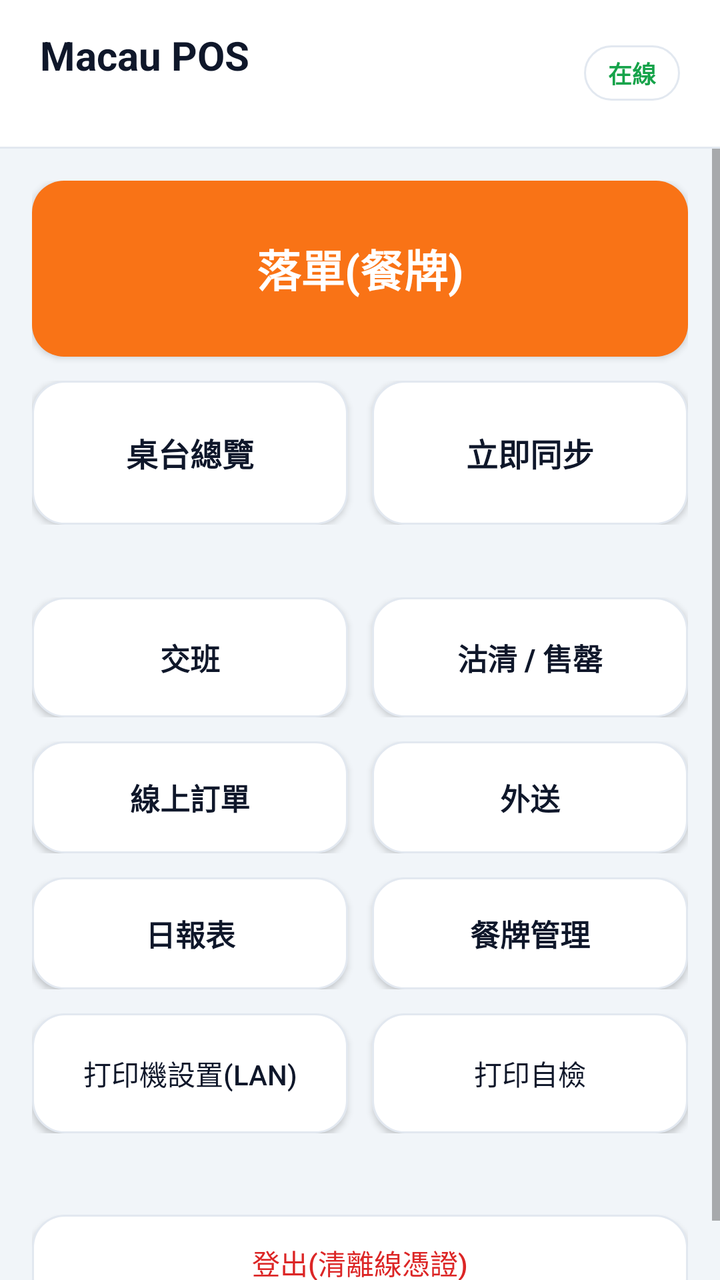
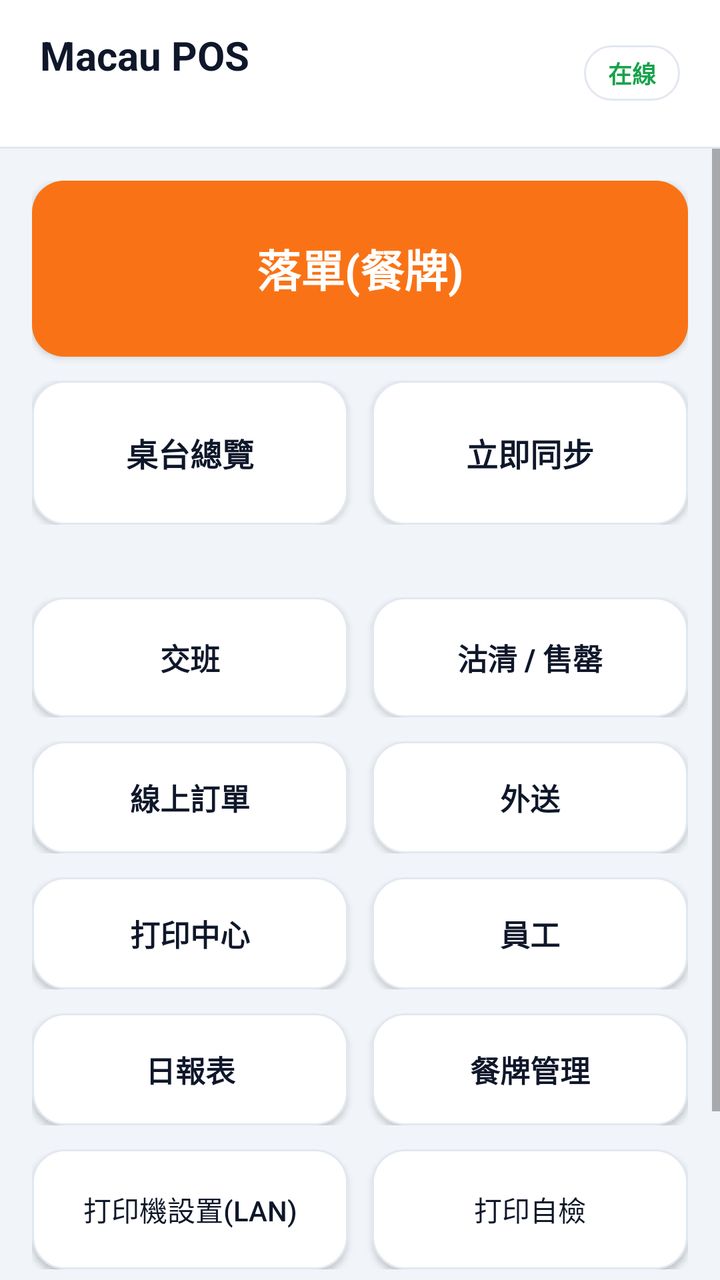

An Android layout rendered at two revisions. The XML below is the earlier revision; the diff shows what the commit changed to produce the second picture.
<!-- AndroidManifest.xml: application theme Theme.MacauposNative -->
<!-- res/layout/activity_home.xml -->
<?xml version="1.0" encoding="utf-8"?>
<LinearLayout xmlns:android="http://schemas.android.com/apk/res/android"
    android:layout_width="match_parent"
    android:layout_height="match_parent"
    android:orientation="vertical"
    android:background="@color/bg_screen">

    
    <LinearLayout
        android:layout_width="match_parent"
        android:layout_height="wrap_content"
        android:orientation="horizontal"
        android:gravity="center_vertical"
        android:background="@color/card"
        android:paddingHorizontal="20dp"
        android:paddingVertical="14dp">

        <LinearLayout
            android:layout_width="0dp"
            android:layout_height="wrap_content"
            android:layout_weight="1"
            android:orientation="vertical">

            <TextView
                android:id="@+id/txtStoreName"
                android:layout_width="wrap_content"
                android:layout_height="wrap_content"
                android:text="@string/home_title"
                android:textColor="@color/text_primary"
                android:textSize="20sp"
                android:textStyle="bold" />

            <TextView
                android:id="@+id/txtMeta"
                android:layout_width="wrap_content"
                android:layout_height="wrap_content"
                android:layout_marginTop="2dp"
                android:textColor="@color/text_secondary"
                android:textSize="12sp" />
        </LinearLayout>

        <TextView
            android:id="@+id/txtOffline"
            android:layout_width="wrap_content"
            android:layout_height="wrap_content"
            android:background="@drawable/bg_btn_outline"
            android:paddingHorizontal="12dp"
            android:paddingVertical="5dp"
            android:text="在線"
            android:textColor="@color/ok_green"
            android:textSize="12sp"
            android:textStyle="bold" />
    </LinearLayout>

    <View
        android:layout_width="match_parent"
        android:layout_height="1dp"
        android:background="@color/card_border" />

    
    <ScrollView
        android:layout_width="match_parent"
        android:layout_height="0dp"
        android:layout_weight="1"
        android:fillViewport="true">

        <LinearLayout
            android:layout_width="match_parent"
            android:layout_height="wrap_content"
            android:orientation="vertical"
            android:padding="16dp">

            
            <Button
                android:id="@+id/btnOrder"
                android:layout_width="match_parent"
                android:layout_height="88dp"
                android:background="@drawable/bg_btn_accent"
                android:text="落單(餐牌)"
                android:textColor="@color/card"
                android:textSize="22sp"
                android:textStyle="bold" />

            <LinearLayout
                android:layout_width="match_parent"
                android:layout_height="wrap_content"
                android:layout_marginTop="12dp"
                android:orientation="horizontal">

                <Button
                    android:id="@+id/btnTables"
                    android:layout_width="0dp"
                    android:layout_height="72dp"
                    android:layout_weight="1"
                    android:background="@drawable/bg_btn_outline"
                    android:text="桌台總覽"
                    android:textColor="@color/text_primary"
                    android:textSize="16sp"
                    android:textStyle="bold" />

                <Button
                    android:id="@+id/btnSync"
                    android:layout_width="0dp"
                    android:layout_height="72dp"
                    android:layout_marginStart="12dp"
                    android:layout_weight="1"
                    android:background="@drawable/bg_btn_outline"
                    android:text="立即同步"
                    android:textColor="@color/text_primary"
                    android:textSize="16sp"
                    android:textStyle="bold" />
            </LinearLayout>

            <TextView
                android:id="@+id/txtSyncState"
                android:layout_width="match_parent"
                android:layout_height="wrap_content"
                android:layout_marginTop="8dp"
                android:gravity="center"
                android:textColor="@color/text_secondary"
                android:textSize="12sp" />

            <LinearLayout
                android:layout_width="match_parent"
                android:layout_height="wrap_content"
                android:layout_marginTop="12dp"
                android:orientation="horizontal">

                <Button
                    android:id="@+id/btnShift"
                    android:layout_width="0dp"
                    android:layout_height="60dp"
                    android:layout_weight="1"
                    android:background="@drawable/bg_btn_outline"
                    android:text="交班"
                    android:textColor="@color/text_primary"
                    android:textSize="15sp"
                    android:textStyle="bold" />

                <Button
                    android:id="@+id/btnSoldOut"
                    android:layout_width="0dp"
                    android:layout_height="60dp"
                    android:layout_marginStart="12dp"
                    android:layout_weight="1"
                    android:background="@drawable/bg_btn_outline"
                    android:text="沽清 / 售罄"
                    android:textColor="@color/text_primary"
                    android:textSize="15sp"
                    android:textStyle="bold" />
            </LinearLayout>

            <LinearLayout
                android:layout_width="match_parent"
                android:layout_height="wrap_content"
                android:layout_marginTop="12dp"
                android:orientation="horizontal">

                <Button
                    android:id="@+id/btnOnlineOrders"
                    android:layout_width="0dp"
                    android:layout_height="56dp"
                    android:layout_weight="1"
                    android:background="@drawable/bg_btn_outline"
                    android:text="線上訂單"
                    android:textColor="@color/text_primary"
                    android:textSize="15sp"
                    android:textStyle="bold" />

                <Button
                    android:id="@+id/btnDelivery"
                    android:layout_width="0dp"
                    android:layout_height="56dp"
                    android:layout_marginStart="12dp"
                    android:layout_weight="1"
                    android:background="@drawable/bg_btn_outline"
                    android:text="外送"
                    android:textColor="@color/text_primary"
                    android:textSize="15sp"
                    android:textStyle="bold" />
            </LinearLayout>

            <LinearLayout
                android:layout_width="match_parent"
                android:layout_height="wrap_content"
                android:layout_marginTop="12dp"
                android:orientation="horizontal">

                <Button
                    android:id="@+id/btnReport"
                    android:layout_width="0dp"
                    android:layout_height="56dp"
                    android:layout_weight="1"
                    android:background="@drawable/bg_btn_outline"
                    android:text="日報表"
                    android:textColor="@color/text_primary"
                    android:textSize="15sp"
                    android:textStyle="bold" />

                <Button
                    android:id="@+id/btnMenuAdmin"
                    android:layout_width="0dp"
                    android:layout_height="56dp"
                    android:layout_marginStart="12dp"
                    android:layout_weight="1"
                    android:background="@drawable/bg_btn_outline"
                    android:text="餐牌管理"
                    android:textColor="@color/text_primary"
                    android:textSize="15sp"
                    android:textStyle="bold" />
            </LinearLayout>

            <LinearLayout
                android:layout_width="match_parent"
                android:layout_height="wrap_content"
                android:layout_marginTop="12dp"
                android:orientation="horizontal">

                <Button
                    android:id="@+id/btnPrinter"
                    android:layout_width="0dp"
                    android:layout_height="60dp"
                    android:layout_weight="1"
                    android:background="@drawable/bg_btn_outline"
                    android:text="打印機設置(LAN)"
                    android:textColor="@color/text_primary"
                    android:textSize="14sp" />

                <Button
                    android:id="@+id/btnSelfTest"
                    android:layout_width="0dp"
                    android:layout_height="60dp"
                    android:layout_marginStart="12dp"
                    android:layout_weight="1"
                    android:background="@drawable/bg_btn_outline"
                    android:text="打印自檢"
                    android:textColor="@color/text_primary"
                    android:textSize="14sp" />
            </LinearLayout>

            <TextView
                android:id="@+id/txtSelfTest"
                android:layout_width="match_parent"
                android:layout_height="wrap_content"
                android:layout_marginTop="6dp"
                android:fontFamily="monospace"
                android:gravity="center"
                android:textColor="@color/text_faint"
                android:textSize="11sp" />

            <Button
                android:id="@+id/btnLogout"
                android:layout_width="match_parent"
                android:layout_height="48dp"
                android:layout_marginTop="20dp"
                android:background="@drawable/bg_btn_outline"
                android:text="登出(清離線憑證)"
                android:textColor="@color/warn_red"
                android:textSize="14sp" />
        </LinearLayout>
    </ScrollView>
</LinearLayout>
<!-- resources referenced by this layout -->
<resources>
  <color name="bg_screen">#F1F5F9</color>
  <color name="card">#FFFFFF</color>
  <color name="card_border">#E2E8F0</color>
  <color name="ok_green">#16A34A</color>
  <color name="text_faint">#94A3B8</color>
  <color name="text_primary">#0F172A</color>
  <color name="text_secondary">#64748B</color>
  <color name="warn_red">#DC2626</color>
  <!-- drawable bg_btn_accent (drawable) -->
  <?xml version="1.0" encoding="utf-8"?>
  <selector xmlns:android="http://schemas.android.com/apk/res/android">
      <item android:state_pressed="true">
          <shape android:shape="rectangle">
              <solid android:color="@color/accent_deep" />
              <corners android:radius="16dp" />
          </shape>
      </item>
      <item android:state_enabled="false">
          <shape android:shape="rectangle">
              <solid android:color="#E2E8F0" />
              <corners android:radius="16dp" />
          </shape>
      </item>
      <item>
          <shape android:shape="rectangle">
              <solid android:color="@color/accent" />
              <corners android:radius="16dp" />
          </shape>
      </item>
  </selector>
  <!-- drawable bg_btn_outline (drawable) -->
  <?xml version="1.0" encoding="utf-8"?>
  <selector xmlns:android="http://schemas.android.com/apk/res/android">
      <item android:state_pressed="true">
          <shape android:shape="rectangle">
              <solid android:color="@color/chip_bg" />
              <corners android:radius="16dp" />
              <stroke android:width="1dp" android:color="@color/text_faint" />
          </shape>
      </item>
      <item>
          <shape android:shape="rectangle">
              <solid android:color="@color/card" />
              <corners android:radius="16dp" />
              <stroke android:width="1dp" android:color="@color/card_border" />
          </shape>
      </item>
  </selector>
  <string name="home_title">Macau POS</string>
  <style name="Theme.MacauposNative" parent="android:Theme.Material.Light.NoActionBar">
          <item name="android:statusBarColor">#F1F5F9</item>
          <item name="android:navigationBarColor">#FFFFFF</item>
          <item name="android:windowBackground">#F1F5F9</item>
          <item name="android:colorAccent">#F97316</item>
          <item name="android:windowLightStatusBar">true</item>
      </style>
  <color name="accent_deep">#EA580C</color>
  <color name="accent">#F97316</color>
  <color name="chip_bg">#F8FAFC</color>
</resources>

<!-- the commit's change to res/layout/activity_home.xml (unified diff, before → after) -->
@@ -187,6 +187,36 @@
                 android:orientation="horizontal">
 
                 <Button
+                    android:id="@+id/btnPrintCenter"
+                    android:layout_width="0dp"
+                    android:layout_height="56dp"
+                    android:layout_weight="1"
+                    android:background="@drawable/bg_btn_outline"
+                    android:text="打印中心"
+                    android:textColor="@color/text_primary"
+                    android:textSize="15sp"
+                    android:textStyle="bold" />
+
+                <Button
+                    android:id="@+id/btnStaff"
+                    android:layout_width="0dp"
+                    android:layout_height="56dp"
+                    android:layout_marginStart="12dp"
+                    android:layout_weight="1"
+                    android:background="@drawable/bg_btn_outline"
+                    android:text="員工"
+                    android:textColor="@color/text_primary"
+                    android:textSize="15sp"
+                    android:textStyle="bold" />
+            </LinearLayout>
+
+            <LinearLayout
+                android:layout_width="match_parent"
+                android:layout_height="wrap_content"
+                android:layout_marginTop="12dp"
+                android:orientation="horizontal">
+
+                <Button
                     android:id="@+id/btnReport"
                     android:layout_width="0dp"
                     android:layout_height="56dp"
